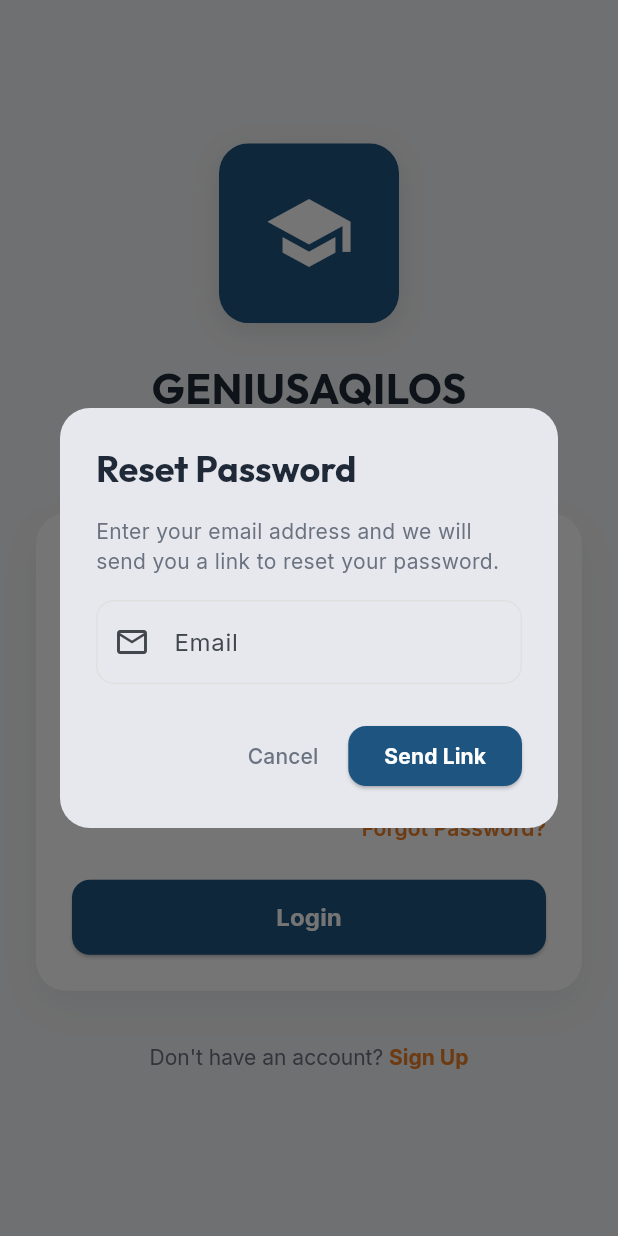
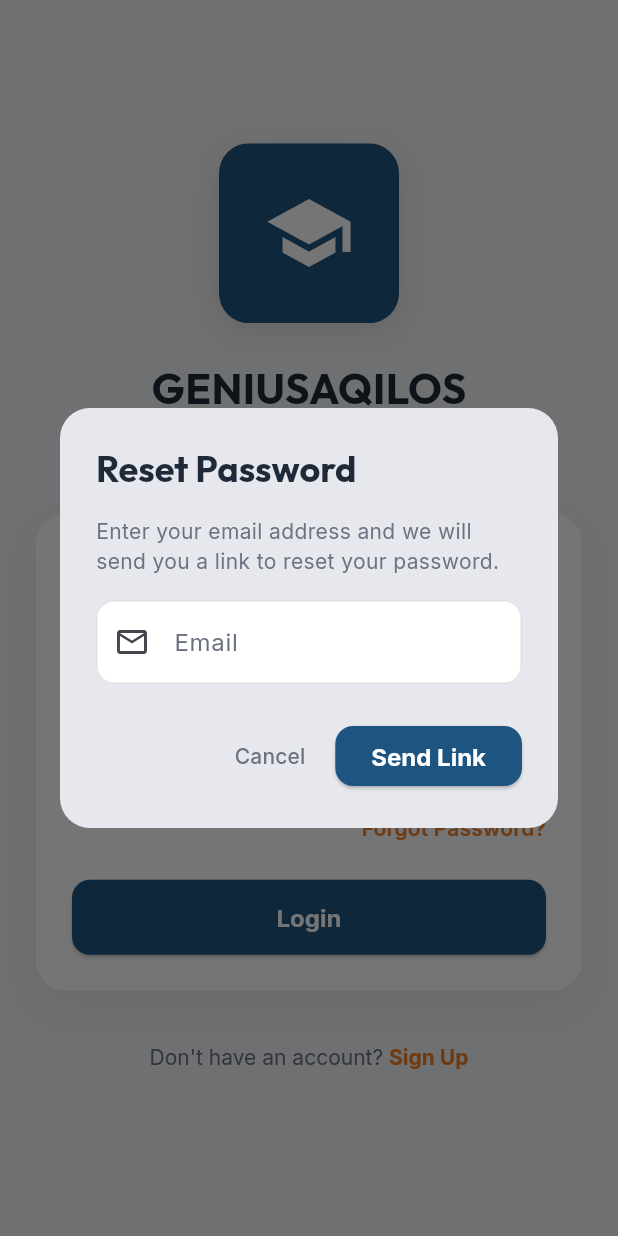
Before and after one commit to Afiq0412/project_ad_zeroOne_geniusaqil_os, a Flutter app: the screen it shows after launch, after a tap on "Login", after a tap on "Forgot Password?", on a phone screen of 412 x 824 dp. Run offline on Flutter 3.47's test engine with Material 3 defaults, Android fonts, the phone set to English and light mode, and no system bars; our stand-ins replace cloud_firestore, file_picker, firebase_auth, firebase_core, firebase_storage, google_fonts; missing offline and left inert: dart:html; accounts and stored records are empty; network calls fail.

Commit message:
refactor: restructure project into modular directories (auth, leave_management, home) and setup unified app theme

```diff
--- /dev/null
+++ b/lib/core/theme/app_theme.dart
@@ -0,0 +1,68 @@
+import 'package:flutter/material.dart';
+import 'package:google_fonts/google_fonts.dart';
+
+class AppTheme {
+  static const Color primaryColor = Color(0xFF1E5480);
+  static const Color secondaryColor = Color(0xFFED7E24);
+  static const Color backgroundColor = Color(0xFFF3F4F6);
+  static const Color cardColor = Colors.white;
+  static const Color textColorPrimary = Color(0xFF1F2937);
+  static const Color textColorSecondary = Color(0xFF6B7280);
+
+  static ThemeData get lightTheme {
+    return ThemeData(
+      useMaterial3: true,
+      colorScheme: ColorScheme.fromSeed(
+        seedColor: primaryColor,
+        primary: primaryColor,
+        secondary: secondaryColor,
+        background: backgroundColor,
+      ),
+      scaffoldBackgroundColor: backgroundColor,
+      cardColor: cardColor,
+      textTheme: GoogleFonts.interTextTheme(),
+      appBarTheme: const AppBarTheme(
+        backgroundColor: primaryColor,
+        foregroundColor: Colors.white,
+        elevation: 0,
+        iconTheme: IconThemeData(color: Colors.white),
+      ),
+      elevatedButtonTheme: ElevatedButtonThemeData(
+        style: ElevatedButton.styleFrom(
+          backgroundColor: primaryColor,
+          foregroundColor: Colors.white,
+          elevation: 1,
+          shape: RoundedRectangleBorder(
+            borderRadius: BorderRadius.circular(12),
+          ),
+          textStyle: GoogleFonts.inter(
+            fontWeight: FontWeight.bold,
+            fontSize: 16,
+          ),
+        ),
+      ),
+      inputDecorationTheme: InputDecorationTheme(
+        fillColor: Colors.white,
+        filled: true,
+        border: OutlineInputBorder(
+          borderRadius: BorderRadius.circular(12),
+          borderSide: BorderSide(color: Colors.grey.shade300),
+        ),
+        enabledBorder: OutlineInputBorder(
+          borderRadius: BorderRadius.circular(12),
+          borderSide: BorderSide(color: Colors.grey.shade300),
+        ),
+        focusedBorder: OutlineInputBorder(
+          borderRadius: BorderRadius.circular(12),
+          borderSide: const BorderSide(color: primaryColor, width: 2.0),
+        ),
+        errorBorder: OutlineInputBorder(
+          borderRadius: BorderRadius.circular(12),
+          borderSide: const BorderSide(color: Colors.red, width: 1.0),
+        ),
+        labelStyle: GoogleFonts.inter(color: textColorSecondary),
+        hintStyle: GoogleFonts.inter(color: Colors.grey.shade400),
+      ),
+    );
+  }
+}
--- a/lib/main.dart
+++ b/lib/main.dart
@@ -1,13 +1,13 @@
 import 'package:flutter/material.dart';
 import 'package:firebase_core/firebase_core.dart';
 import 'package:provider/provider.dart';
-import 'package:google_fonts/google_fonts.dart';
 
 import 'firebase_options.dart';
-import 'providers/auth_provider.dart';
-import 'providers/leave_provider.dart';
-import 'screens/auth/login_screen.dart';
-import 'screens/home/home_screen.dart';
+import 'core/theme/app_theme.dart';
+import 'modules/auth/providers/auth_provider.dart';
+import 'modules/leave_management/providers/leave_provider.dart';
+import 'modules/auth/views/login_view.dart';
+import 'modules/home/views/home_view.dart';
 
 void main() async {
   WidgetsFlutterBinding.ensureInitialized();
@@ -39,17 +39,7 @@ class MyApp extends StatelessWidget {
     return MaterialApp(
       title: 'GENIUSAQILOS',
       debugShowCheckedModeBanner: false,
-      theme: ThemeData(
-        colorScheme: ColorScheme.fromSeed(
-          seedColor: const Color(0xFF1E5480),
-          primary: const Color(0xFF1E5480),
-          secondary: const Color(0xFFED7E24),
-        ),
-        useMaterial3: true,
-        textTheme: GoogleFonts.interTextTheme(
-          Theme.of(context).textTheme,
-        ),
-      ),
+      theme: AppTheme.lightTheme,
       home: Consumer<AuthProvider>(
         builder: (context, authProvider, _) {
           if (authProvider.isLoading) {
@@ -61,9 +51,9 @@ class MyApp extends StatelessWidget {
           }
 
           if (authProvider.isAuthenticated) {
-            return const HomeScreen();
+            return const HomeView();
           } else {
-            return const LoginScreen();
+            return const LoginView();
           }
         },
       ),
--- a/lib/screens/auth/login_screen.dart
+++ b/lib/modules/auth/views/login_view.dart
@@ -1,18 +1,18 @@
 import 'package:flutter/material.dart';
 import 'package:google_fonts/google_fonts.dart';
 import 'package:provider/provider.dart';
-import '../../providers/auth_provider.dart';
-import 'registration_screen.dart';
-import '../home/home_screen.dart';
+import '../providers/auth_provider.dart';
+import 'registration_view.dart';
+import '../../home/views/home_view.dart';
 
-class LoginScreen extends StatefulWidget {
-  const LoginScreen({super.key});
+class LoginView extends StatefulWidget {
+  const LoginView({super.key});
 
   @override
-  State<LoginScreen> createState() => _LoginScreenState();
+  State<LoginView> createState() => _LoginViewState();
 }
 
-class _LoginScreenState extends State<LoginScreen> {
+class _LoginViewState extends State<LoginView> {
   final _formKey = GlobalKey<FormState>();
   final _emailController = TextEditingController();
   final _passwordController = TextEditingController();
@@ -34,7 +34,7 @@ class _LoginScreenState extends State<LoginScreen> {
 
       if (success && mounted) {
         Navigator.of(context).pushReplacement(
-          MaterialPageRoute(builder: (_) => const HomeScreen()),
+          MaterialPageRoute(builder: (_) => const HomeView()),
         );
       }
     }
@@ -354,7 +354,7 @@ class _LoginScreenState extends State<LoginScreen> {
                 onPressed: () {
                   authProvider.clearError();
                   Navigator.of(context).push(
-                    MaterialPageRoute(builder: (_) => const RegistrationScreen()),
+                    MaterialPageRoute(builder: (_) => const RegistrationView()),
                   );
                 },
                 child: RichText(
```
Also changed, not shown: lib/core/widgets/custom_loading.dart (added, +41 -0 lines), lib/modules/auth/views/registration_view.dart (renamed from lib/screens/auth/registration_screen.dart, +7 -7 lines), lib/modules/home/views/home_view.dart (renamed from lib/screens/home/home_screen.dart, +11 -11 lines), lib/modules/leave_management/models/leave_request_model.dart (renamed from lib/models/leave_model.dart, +4 -4 lines), lib/modules/leave_management/providers/leave_provider.dart (renamed from lib/providers/leave_provider.dart, +5 -5 lines), lib/modules/leave_management/services/leave_service.dart (renamed from lib/services/leave_service.dart, +6 -6 lines), lib/modules/leave_management/views/admin_leave_approval_view.dart (renamed from lib/screens/leave/principal_leave_screen.dart, +8 -8 lines), lib/modules/leave_management/views/leave_apply_form_view.dart (renamed from lib/screens/leave/create_leave_screen.dart, +6 -6 lines), lib/modules/leave_management/views/leave_history_view.dart (renamed from lib/screens/leave/teacher_leave_screen.dart, +10 -10 lines), lib/modules/leave_management/views/notification_view.dart (renamed from lib/screens/leave/notification_screen.dart, +5 -6 lines), lib/modules/auth/models/user_model.dart (renamed from lib/models/user_model.dart), lib/modules/auth/providers/auth_provider.dart (renamed from lib/providers/auth_provider.dart), lib/modules/auth/services/auth_service.dart (renamed from lib/services/auth_service.dart), lib/modules/leave_management/models/notification_model.dart (renamed from lib/models/notification_model.dart), 1 more files. Lines whose indentation alone changed are shown as unchanged.
